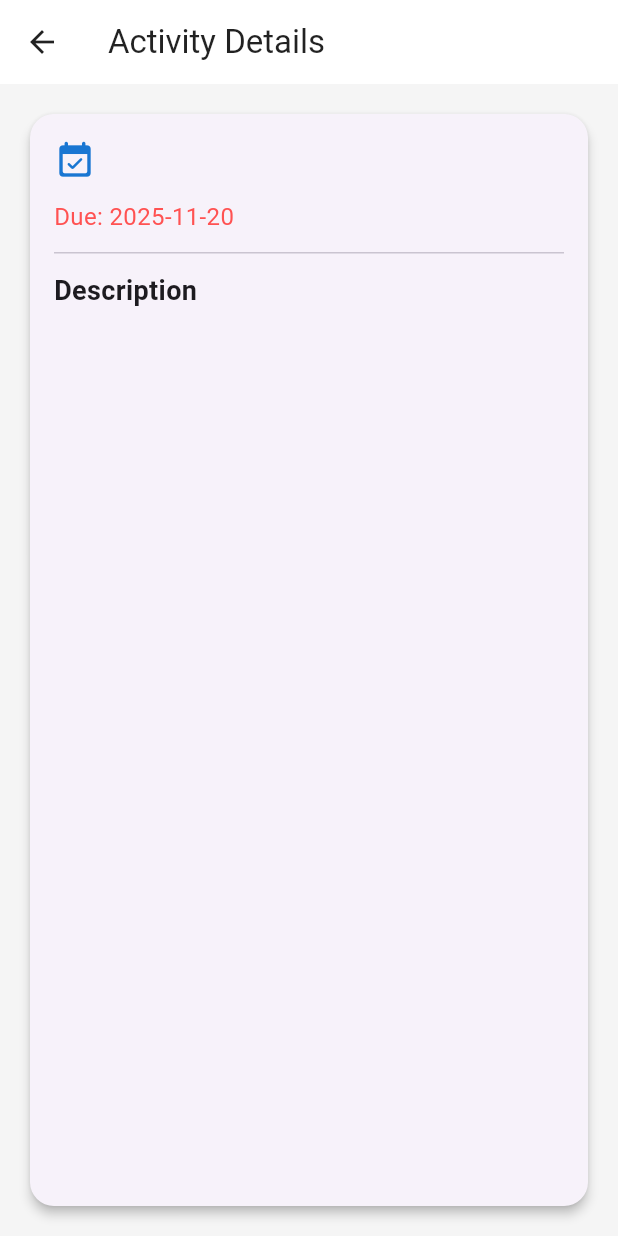
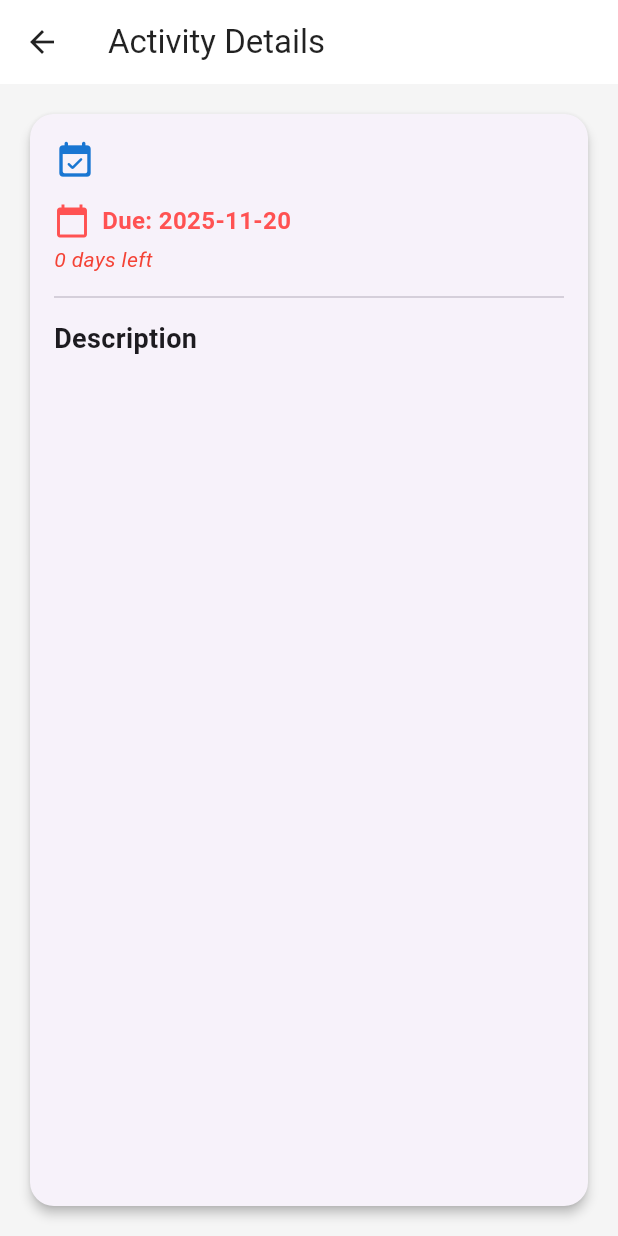
Before and after one commit to AzfarSharifuddin/CScore, a Flutter app: the ActivityDetailsPage screen opened directly with empty values, on a phone screen of 412 x 824 dp. Run offline on Flutter 3.47's test engine with Material 3 defaults, Android fonts, the phone set to English and light mode, and no system bars; our stand-ins replace chewie, cloud_firestore, connectivity_plus, dio, file_picker, firebase_auth and 9 more; missing offline and left inert: pdfx, video_compress, video_thumbnail; accounts and stored records are empty; network calls fail; statements that could not run were skipped.

Commit message:
update134

```diff
--- a/cscore/lib/DashboardModule/Screens/activity_details.dart
+++ b/cscore/lib/DashboardModule/Screens/activity_details.dart
@@ -1,5 +1,6 @@
 import 'package:flutter/material.dart';
 import 'package:cloud_firestore/cloud_firestore.dart';
+import 'package:intl/intl.dart'; // 🟢 Added for formatting
 
 class ActivityDetailsPage extends StatelessWidget {
   final String activityId;
@@ -19,7 +20,7 @@ class ActivityDetailsPage extends StatelessWidget {
       ),
       body: FutureBuilder<DocumentSnapshot>(
         future: FirebaseFirestore.instance
-            .collection('activity') // updated
+            .collection('activity')
             .doc(activityId)
             .get(),
         builder: (context, snapshot) {
@@ -28,12 +29,16 @@ class ActivityDetailsPage extends StatelessWidget {
           }
 
           final data = snapshot.data!.data() as Map<String, dynamic>;
+          final deadlineDate = (data['deadline'] as Timestamp).toDate();
+          final formattedDate = DateFormat('yyyy-MM-dd').format(deadlineDate);
+          final daysLeft = deadlineDate.difference(DateTime.now()).inDays;
 
           return Padding(
             padding: const EdgeInsets.all(16),
             child: Card(
               shape: RoundedRectangleBorder(
-                  borderRadius: BorderRadius.circular(16)),
+                borderRadius: BorderRadius.circular(16),
+              ),
               elevation: 3,
               child: Padding(
                 padding: const EdgeInsets.all(16),
@@ -49,27 +54,53 @@ class ActivityDetailsPage extends StatelessWidget {
                           child: Text(
                             data['title'] ?? '',
                             style: const TextStyle(
-                                fontSize: 22, fontWeight: FontWeight.bold),
+                              fontSize: 22,
+                              fontWeight: FontWeight.bold,
+                            ),
                           ),
                         ),
                       ],
                     ),
 
-                    const SizedBox(height: 10),
+                    const SizedBox(height: 12),
 
-                    Text(
-                      "Due: ${(data['deadline'] as Timestamp).toDate().toString().substring(0, 10)}",
-                      style: const TextStyle(
-                          fontSize: 16, color: Colors.redAccent),
+                    Row(
+                      children: [
+                        const Icon(Icons.calendar_today, color: Colors.redAccent),
+                        const SizedBox(width: 8),
+                        Text(
+                          "Due: $formattedDate",
+                          style: const TextStyle(
+                            fontSize: 16,
+                            color: Colors.redAccent,
+                            fontWeight: FontWeight.bold,
+                          ),
+                        ),
+                      ],
                     ),
 
-                    const Divider(height: 25),
+                    if (daysLeft >= 0) ...[
+                      const SizedBox(height: 4),
+                      Text(
+                        "$daysLeft days left",
+                        style: TextStyle(
+                          fontSize: 14,
+                          color: daysLeft <= 3 ? Colors.red : Colors.grey[700],
+                          fontStyle: FontStyle.italic,
+                        ),
+                      ),
+                    ],
+
+                    const Divider(height: 30),
 
                     const Text(
                       "Description",
-                      style: TextStyle(fontSize: 18, fontWeight: FontWeight.w600),
+                      style:
+                          TextStyle(fontSize: 18, fontWeight: FontWeight.w600),
                     ),
+
                     const SizedBox(height: 5),
+
                     Text(
                       data['description'] ?? '',
                       style: const TextStyle(fontSize: 16),
--- a/cscore/lib/QuizModule/Services/quiz_service.dart
+++ b/cscore/lib/QuizModule/Services/quiz_service.dart
@@ -48,7 +48,7 @@ class QuizService {
       });
 
       // 🆕 ALSO create activity for dashboard
-      await _db.collection('activities').add({
+      await _db.collection('activity').add({
         'title': title,
         'description': description,
         'deadline': Timestamp.fromDate(deadline),
```
